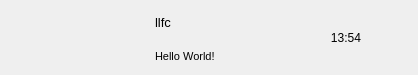
This is myChatQT/chatuserwid.ui in Baidou2Star/MindChat as Qt 5 draws it before an edit. The edited form follows.
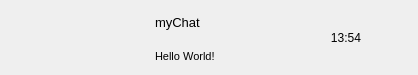
This is the edited form.

The edit to the form file:
```diff
--- a/myChatQT/chatuserwid.ui
+++ b/myChatQT/chatuserwid.ui
@@ -163,7 +163,7 @@
          </font>
         </property>
         <property name="text">
-         <string>llfc</string>
+         <string>myChat</string>
         </property>
        </widget>
       </item>
```
